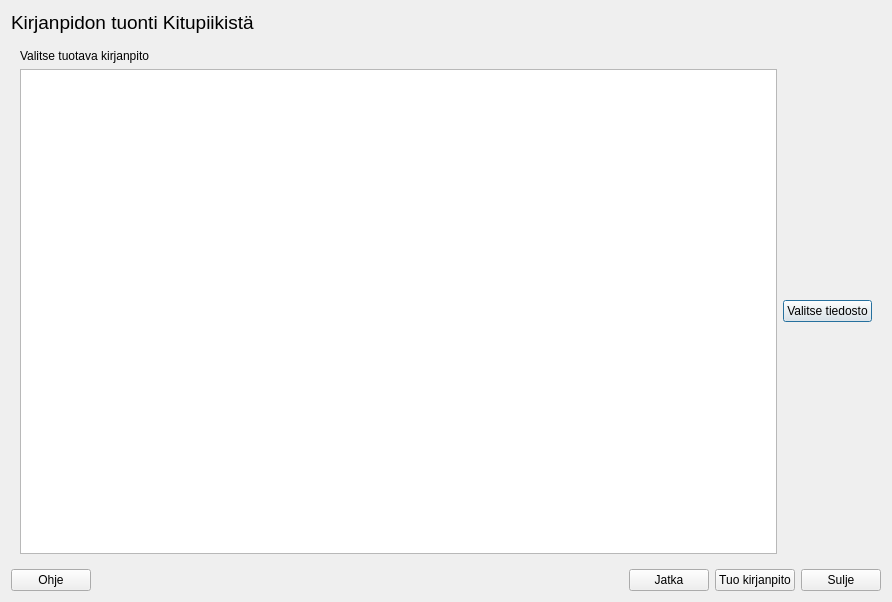
The window that kitsas/kitupiikkituonti/vanhatuontidlg.ui (artoh/kitupiikki) describes before a commit, drawn with Qt 5.
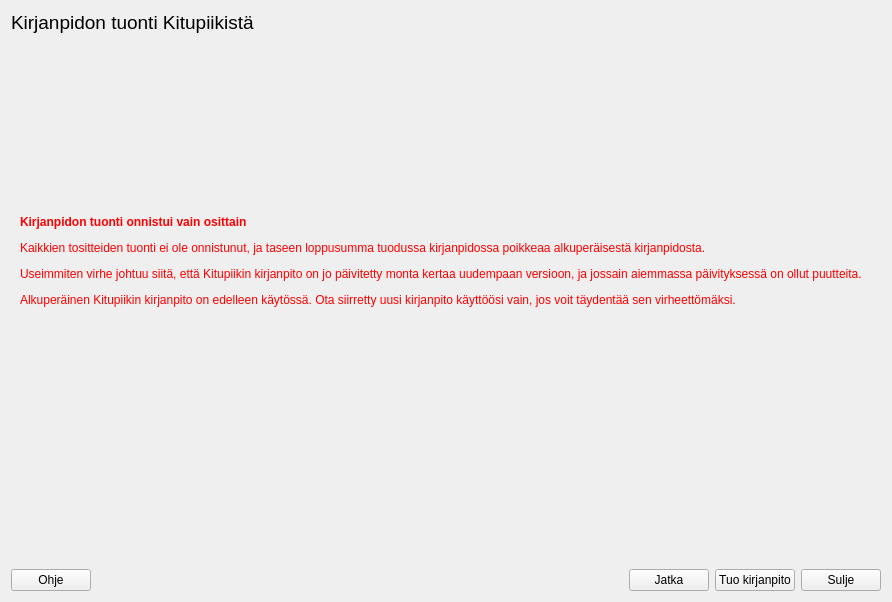
The same window after the commit. The open tabs and pages were chosen to show the change. Icons and pictures are not drawn.

Commit message:
Kitupiikistä tuonti
Avaustase ja tarkastus

Patch:
```diff
--- a/kitsas/kitupiikkituonti/vanhatuontidlg.ui
+++ b/kitsas/kitupiikkituonti/vanhatuontidlg.ui
@@ -344,6 +344,20 @@
        </item>
       </layout>
      </widget>
+     <widget class="QWidget" name="page">
+      <layout class="QVBoxLayout" name="verticalLayout_7">
+       <item>
+        <widget class="QLabel" name="label_13">
+         <property name="text">
+          <string>&lt;html&gt;&lt;head/&gt;&lt;body&gt;&lt;p&gt;&lt;span style=&quot; font-weight:600; color:#ff0000;&quot;&gt;Kirjanpidon tuonti onnistui vain osittain&lt;/span&gt;&lt;/p&gt;&lt;p&gt;&lt;span style=&quot; color:#ff0000;&quot;&gt;Kaikkien tositteiden tuonti ei ole onnistunut, ja taseen loppusumma tuodussa kirjanpidossa poikkeaa alkuperäisestä kirjanpidosta.&lt;/span&gt;&lt;/p&gt;&lt;p&gt;&lt;span style=&quot; color:#ff0000;&quot;&gt;Useimmiten virhe johtuu siitä, että Kitupiikin kirjanpito on jo päivitetty monta kertaa uudempaan versioon, ja jossain aiemmassa päivityksessä on ollut puutteita.&lt;/span&gt;&lt;/p&gt;&lt;p&gt;&lt;span style=&quot; color:#ff0000;&quot;&gt;Alkuperäinen Kitupiikin kirjanpito on edelleen käytössä. Ota siirretty uusi kirjanpito käyttöösi vain, jos voit täydentää sen virheettömäksi. &lt;/span&gt;&lt;/p&gt;&lt;p&gt;&lt;br/&gt;&lt;/p&gt;&lt;p&gt;&lt;br/&gt;&lt;/p&gt;&lt;/body&gt;&lt;/html&gt;</string>
+         </property>
+         <property name="wordWrap">
+          <bool>true</bool>
+         </property>
+        </widget>
+       </item>
+      </layout>
+     </widget>
     </widget>
    </item>
    <item>
```
Left out of the diff: 2 changed lines with no effect on the pictures. The commit also changes 7 other files.
